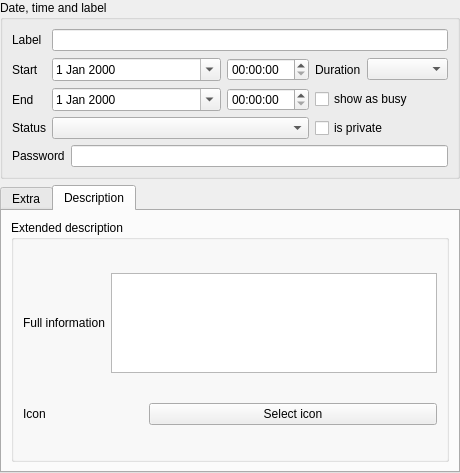
First picture: the form in libs/calendar/modelanditem/item_editor_widget.ui, repository FreeHealth/freehealth, before the edit.
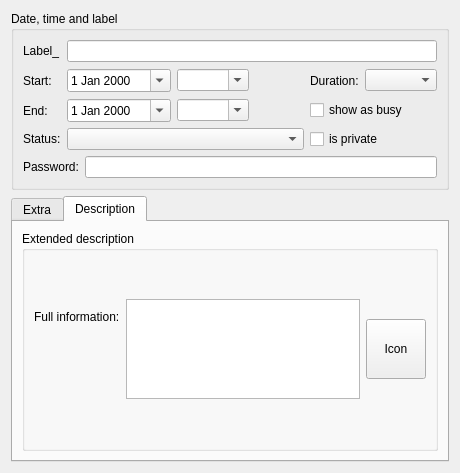
Second picture: the form after the edit. The open tabs and pages were chosen to show the change. Custom widgets are drawn as their Qt base class.

Commit message: Added TimeComboBox to replace the QTimeEdit in the Calendar ItemEditorWidget. still a bit buggy

```diff
--- a/libs/calendar/modelanditem/item_editor_widget.ui
+++ b/libs/calendar/modelanditem/item_editor_widget.ui
@@ -19,190 +19,7 @@
   <property name="windowTitle">
    <string>Form</string>
   </property>
-  <layout class="QGridLayout" name="gridLayout_4">
-   <property name="margin">
-    <number>0</number>
-   </property>
-   <item row="11" column="0">
-    <layout class="QVBoxLayout" name="endingLayout"/>
-   </item>
-   <item row="5" column="0">
-    <layout class="QVBoxLayout" name="afterDateTimeLayout">
-     <property name="spacing">
-      <number>0</number>
-     </property>
-    </layout>
-   </item>
-   <item row="3" column="0">
-    <layout class="QVBoxLayout" name="beforeDateTimeLayout">
-     <property name="spacing">
-      <number>0</number>
-     </property>
-    </layout>
-   </item>
-   <item row="6" column="0">
-    <widget class="QTabWidget" name="tabWidget">
-     <property name="currentIndex">
-      <number>0</number>
-     </property>
-     <widget class="QWidget" name="tab">
-      <attribute name="title">
-       <string>Extra</string>
-      </attribute>
-      <layout class="QGridLayout" name="gridLayout_5">
-       <item row="2" column="0">
-        <layout class="QVBoxLayout" name="afterGeneralInformationLayout">
-         <property name="spacing">
-          <number>0</number>
-         </property>
-        </layout>
-       </item>
-       <item row="0" column="0">
-        <layout class="QVBoxLayout" name="beforeGeneralInformationLayout">
-         <property name="spacing">
-          <number>0</number>
-         </property>
-        </layout>
-       </item>
-       <item row="1" column="0">
-        <widget class="QGroupBox" name="generalInformationGroup">
-         <property name="title">
-          <string>General information</string>
-         </property>
-         <layout class="QGridLayout" name="gridLayout">
-          <item row="1" column="0">
-           <widget class="QLabel" name="label_8">
-            <property name="text">
-             <string>Type</string>
-            </property>
-           </widget>
-          </item>
-          <item row="1" column="2">
-           <widget class="QComboBox" name="typeCombo"/>
-          </item>
-          <item row="2" column="0">
-           <widget class="QLabel" name="label_9">
-            <property name="text">
-             <string>Location</string>
-            </property>
-           </widget>
-          </item>
-          <item row="2" column="2">
-           <widget class="QLineEdit" name="location"/>
-          </item>
-          <item row="3" column="0">
-           <widget class="QLabel" name="label_12">
-            <property name="text">
-             <string>Calendar</string>
-            </property>
-           </widget>
-          </item>
-          <item row="3" column="2">
-           <widget class="QComboBox" name="calendarCombo"/>
-          </item>
-         </layout>
-        </widget>
-       </item>
-      </layout>
-     </widget>
-     <widget class="QWidget" name="tab_2">
-      <attribute name="title">
-       <string>Description</string>
-      </attribute>
-      <layout class="QGridLayout" name="gridLayout_6">
-       <item row="0" column="0">
-        <layout class="QVBoxLayout" name="beforeDescriptionLayout"/>
-       </item>
-       <item row="1" column="0">
-        <widget class="QGroupBox" name="descriptionGroup">
-         <property name="title">
-          <string>Extended description</string>
-         </property>
-         <layout class="QGridLayout" name="gridLayout_3">
-          <item row="1" column="0">
-           <widget class="QLabel" name="label_6">
-            <property name="sizePolicy">
-             <sizepolicy hsizetype="Fixed" vsizetype="Preferred">
-              <horstretch>0</horstretch>
-              <verstretch>0</verstretch>
-             </sizepolicy>
-            </property>
-            <property name="minimumSize">
-             <size>
-              <width>0</width>
-              <height>20</height>
-             </size>
-            </property>
-            <property name="text">
-             <string>Full information</string>
-            </property>
-           </widget>
-          </item>
-          <item row="1" column="1" colspan="2">
-           <widget class="QTextEdit" name="fullInfo">
-            <property name="minimumSize">
-             <size>
-              <width>0</width>
-              <height>50</height>
-             </size>
-            </property>
-            <property name="maximumSize">
-             <size>
-              <width>16777215</width>
-              <height>100</height>
-             </size>
-            </property>
-           </widget>
-          </item>
-          <item row="2" column="0">
-           <widget class="QLabel" name="label_10">
-            <property name="sizePolicy">
-             <sizepolicy hsizetype="Fixed" vsizetype="Preferred">
-              <horstretch>0</horstretch>
-              <verstretch>0</verstretch>
-             </sizepolicy>
-            </property>
-            <property name="minimumSize">
-             <size>
-              <width>0</width>
-              <height>20</height>
-             </size>
-            </property>
-            <property name="text">
-             <string>Icon</string>
-            </property>
-           </widget>
-          </item>
-          <item row="2" column="1">
-           <widget class="QLabel" name="iconLabel">
-            <property name="maximumSize">
-             <size>
-              <width>32</width>
-              <height>32</height>
-             </size>
-            </property>
-            <property name="text">
-             <string/>
-            </property>
-           </widget>
-          </item>
-          <item row="2" column="2">
-           <widget class="QPushButton" name="selectIconButton">
-            <property name="text">
-             <string>Select icon</string>
-            </property>
-           </widget>
-          </item>
-         </layout>
-        </widget>
-       </item>
-       <item row="2" column="0">
-        <layout class="QVBoxLayout" name="afterDescriptionLayout"/>
-       </item>
-      </layout>
-     </widget>
-    </widget>
-   </item>
+  <layout class="QGridLayout" name="gridLayout">
    <item row="0" column="0">
     <layout class="QVBoxLayout" name="beginningLayout">
      <property name="spacing">
@@ -210,7 +27,14 @@
      </property>
     </layout>
    </item>
-   <item row="4" column="0">
+   <item row="1" column="0">
+    <layout class="QVBoxLayout" name="beforeDateTimeLayout">
+     <property name="spacing">
+      <number>0</number>
+     </property>
+    </layout>
+   </item>
+   <item row="2" column="0">
     <widget class="QGroupBox" name="groupBox_2">
      <property name="title">
       <string>Date, time and label</string>
@@ -219,63 +43,14 @@
       <property name="spacing">
        <number>6</number>
       </property>
-      <item row="4" column="1" colspan="3">
-       <widget class="QComboBox" name="statusCombo"/>
-      </item>
-      <item row="2" column="3">
-       <widget class="QTimeEdit" name="startTimeEdit">
-        <property name="calendarPopup">
-         <bool>true</bool>
-        </property>
-       </widget>
-      </item>
-      <item row="1" column="0">
-       <widget class="QLabel" name="label">
-        <property name="sizePolicy">
-         <sizepolicy hsizetype="Fixed" vsizetype="Preferred">
-          <horstretch>0</horstretch>
-          <verstretch>0</verstretch>
-         </sizepolicy>
-        </property>
+      <item row="5" column="5" colspan="2">
+       <widget class="QCheckBox" name="privateCheck">
         <property name="text">
-         <string>Label</string>
+         <string>is private</string>
         </property>
        </widget>
       </item>
-      <item row="2" column="1" colspan="2">
-       <widget class="QDateEdit" name="startDateEdit">
-        <property name="calendarPopup">
-         <bool>true</bool>
-        </property>
-       </widget>
-      </item>
-      <item row="3" column="4" colspan="2">
-       <widget class="QCheckBox" name="busyCheck">
-        <property name="text">
-         <string>show as busy</string>
-        </property>
-       </widget>
-      </item>
-      <item row="1" column="1" colspan="5">
-       <widget class="QLineEdit" name="eventLabel"/>
-      </item>
-      <item row="2" column="5">
-       <widget class="QComboBox" name="durationCombo"/>
-      </item>
-      <item row="3" column="0">
-       <widget class="QLabel" name="endLabel">
-        <property name="sizePolicy">
-         <sizepolicy hsizetype="Fixed" vsizetype="Preferred">
-          <horstretch>0</horstretch>
-          <verstretch>0</verstretch>
-         </sizepolicy>
-        </property>
-        <property name="text">
-         <string>End</string>
-        </property>
-       </widget>
-      </item>
-      <item row="5" column="0" colspan="6">
+      <item row="6" column="0" colspan="7">
        <layout class="QHBoxLayout" name="horizontalLayout">
         <item>
          <widget class="QLabel" name="label_7">
@@ -298,7 +73,7 @@
            </size>
           </property>
           <property name="text">
-           <string>Password</string>
+           <string>Password:</string>
           </property>
          </widget>
         </item>
@@ -320,11 +95,8 @@
         </item>
        </layout>
       </item>
-      <item row="3" column="3">
-       <widget class="QTimeEdit" name="endTimeEdit"/>
-      </item>
-      <item row="2" column="0">
-       <widget class="QLabel" name="startLabel">
+      <item row="1" column="0">
+       <widget class="QLabel" name="label">
         <property name="sizePolicy">
          <sizepolicy hsizetype="Fixed" vsizetype="Preferred">
           <horstretch>0</horstretch>
@@ -332,18 +104,21 @@
          </sizepolicy>
         </property>
         <property name="text">
-         <string>Start</string>
+         <string>Label_</string>
         </property>
        </widget>
       </item>
-      <item row="3" column="1" colspan="2">
-       <widget class="QDateEdit" name="endDateEdit">
-        <property name="calendarPopup">
-         <bool>true</bool>
+      <item row="5" column="1" colspan="4">
+       <widget class="QComboBox" name="statusCombo"/>
+      </item>
+      <item row="4" column="5" colspan="2">
+       <widget class="QCheckBox" name="busyCheck">
+        <property name="text">
+         <string>show as busy</string>
         </property>
        </widget>
       </item>
-      <item row="2" column="4">
+      <item row="3" column="5">
        <widget class="QLabel" name="durationLabel">
         <property name="sizePolicy">
          <sizepolicy hsizetype="Fixed" vsizetype="Preferred">
@@ -364,18 +139,14 @@
          </size>
         </property>
         <property name="text">
-         <string>Duration</string>
+         <string>Duration:</string>
         </property>
        </widget>
       </item>
-      <item row="4" column="4" colspan="2">
-       <widget class="QCheckBox" name="privateCheck">
-        <property name="text">
-         <string>is private</string>
-        </property>
-       </widget>
+      <item row="3" column="6">
+       <widget class="QComboBox" name="durationCombo"/>
       </item>
-      <item row="4" column="0">
+      <item row="5" column="0">
        <widget class="QLabel" name="statusLabel">
         <property name="sizePolicy">
          <sizepolicy hsizetype="Fixed" vsizetype="Preferred">
@@ -384,15 +155,245 @@
          </sizepolicy>
         </property>
         <property name="text">
-         <string>Status</string>
+         <string>Status:</string>
+        </property>
+       </widget>
+      </item>
+      <item row="1" column="1" colspan="6">
+       <widget class="QLineEdit" name="eventLabel"/>
+      </item>
+      <item row="3" column="1" colspan="2">
+       <widget class="QDateEdit" name="startDateEdit">
+        <property name="calendarPopup">
+         <bool>true</bool>
+        </property>
+       </widget>
+      </item>
+      <item row="3" column="0">
+       <widget class="QLabel" name="startLabel">
+        <property name="sizePolicy">
+         <sizepolicy hsizetype="Fixed" vsizetype="Preferred">
+          <horstretch>0</horstretch>
+          <verstretch>0</verstretch>
+         </sizepolicy>
+        </property>
+        <property name="text">
+         <string>Start:</string>
+        </property>
+       </widget>
+      </item>
+      <item row="4" column="0">
+       <widget class="QLabel" name="endLabel">
+        <property name="sizePolicy">
+         <sizepolicy hsizetype="Fixed" vsizetype="Preferred">
+          <horstretch>0</horstretch>
+          <verstretch>0</verstretch>
+         </sizepolicy>
+        </property>
+        <property name="text">
+         <string>End:</string>
+        </property>
+       </widget>
+      </item>
+      <item row="4" column="1" colspan="2">
+       <widget class="QDateEdit" name="endDateEdit">
+        <property name="calendarPopup">
+         <bool>true</bool>
+        </property>
+       </widget>
+      </item>
+      <item row="4" column="3">
+       <widget class="Views::TimeComboBox" name="endTimeEdit">
+        <property name="editable">
+         <bool>true</bool>
+        </property>
+       </widget>
+      </item>
+      <item row="3" column="3">
+       <widget class="Views::TimeComboBox" name="startTimeEdit">
+        <property name="editable">
+         <bool>true</bool>
         </property>
        </widget>
       </item>
      </layout>
     </widget>
    </item>
+   <item row="3" column="0">
+    <layout class="QVBoxLayout" name="afterDateTimeLayout">
+     <property name="spacing">
+      <number>0</number>
+     </property>
+    </layout>
+   </item>
+   <item row="4" column="0">
+    <widget class="QTabWidget" name="tabWidget">
+     <property name="currentIndex">
+      <number>1</number>
+     </property>
+     <widget class="QWidget" name="tab">
+      <attribute name="title">
+       <string>Extra</string>
+      </attribute>
+      <layout class="QGridLayout" name="gridLayout_5">
+       <item row="2" column="0">
+        <layout class="QVBoxLayout" name="afterGeneralInformationLayout">
+         <property name="spacing">
+          <number>0</number>
+         </property>
+        </layout>
+       </item>
+       <item row="0" column="0">
+        <layout class="QVBoxLayout" name="beforeGeneralInformationLayout">
+         <property name="spacing">
+          <number>0</number>
+         </property>
+        </layout>
+       </item>
+       <item row="1" column="0">
+        <widget class="QGroupBox" name="generalInformationGroup">
+         <property name="title">
+          <string>General information</string>
+         </property>
+         <layout class="QFormLayout" name="formLayout">
+          <item row="0" column="0">
+           <widget class="QLabel" name="label_8">
+            <property name="text">
+             <string>Type:</string>
+            </property>
+           </widget>
+          </item>
+          <item row="0" column="1">
+           <widget class="QComboBox" name="typeCombo"/>
+          </item>
+          <item row="1" column="0">
+           <widget class="QLabel" name="label_9">
+            <property name="text">
+             <string>Location:</string>
+            </property>
+           </widget>
+          </item>
+          <item row="1" column="1">
+           <widget class="QLineEdit" name="location"/>
+          </item>
+          <item row="2" column="0">
+           <widget class="QLabel" name="label_12">
+            <property name="text">
+             <string>Calendar:</string>
+            </property>
+           </widget>
+          </item>
+          <item row="2" column="1">
+           <widget class="QComboBox" name="calendarCombo"/>
+          </item>
+         </layout>
+        </widget>
+       </item>
+      </layout>
+     </widget>
+     <widget class="QWidget" name="tab_2">
+      <attribute name="title">
+       <string>Description</string>
+      </attribute>
+      <layout class="QGridLayout" name="gridLayout_6">
+       <item row="2" column="0">
+        <layout class="QVBoxLayout" name="afterDescriptionLayout"/>
+       </item>
+       <item row="0" column="0">
+        <layout class="QVBoxLayout" name="beforeDescriptionLayout"/>
+       </item>
+       <item row="1" column="0">
+        <widget class="QGroupBox" name="descriptionGroup">
+         <property name="title">
+          <string>Extended description</string>
+         </property>
+         <layout class="QFormLayout" name="formLayout_2">
+          <property name="fieldGrowthPolicy">
+           <enum>QFormLayout::ExpandingFieldsGrow</enum>
+          </property>
+          <item row="0" column="0">
+           <widget class="QLabel" name="label_6">
+            <property name="sizePolicy">
+             <sizepolicy hsizetype="Fixed" vsizetype="Preferred">
+              <horstretch>0</horstretch>
+              <verstretch>0</verstretch>
+             </sizepolicy>
+            </property>
+            <property name="minimumSize">
+             <size>
+              <width>0</width>
+              <height>20</height>
+             </size>
+            </property>
+            <property name="text">
+             <string>Full information:</string>
+            </property>
+           </widget>
+          </item>
+          <item row="0" column="1">
+           <layout class="QHBoxLayout" name="horizontalLayout_2">
+            <item>
+             <widget class="QTextEdit" name="fullInfo">
+              <property name="minimumSize">
+               <size>
+                <width>0</width>
+                <height>50</height>
+               </size>
+              </property>
+              <property name="maximumSize">
+               <size>
+                <width>16777215</width>
+                <height>100</height>
+               </size>
+              </property>
+             </widget>
+            </item>
+            <item>
+             <widget class="QPushButton" name="selectIconButton">
+              <property name="sizePolicy">
+               <sizepolicy hsizetype="Fixed" vsizetype="Fixed">
+                <horstretch>0</horstretch>
+                <verstretch>0</verstretch>
+               </sizepolicy>
+              </property>
+              <property name="minimumSize">
+               <size>
+                <width>60</width>
+                <height>60</height>
+               </size>
+              </property>
+              <property name="maximumSize">
+               <size>
+                <width>60</width>
+                <height>60</height>
+               </size>
+              </property>
+              <property name="text">
+               <string>Icon</string>
+              </property>
+             </widget>
+            </item>
+           </layout>
+          </item>
+         </layout>
+        </widget>
+       </item>
+      </layout>
+     </widget>
+    </widget>
+   </item>
+   <item row="5" column="0">
+    <layout class="QVBoxLayout" name="endingLayout"/>
+   </item>
   </layout>
  </widget>
+ <customwidgets>
+  <customwidget>
+   <class>Views::TimeComboBox</class>
+   <extends>QComboBox</extends>
+   <header location="global">utils/widgets/timecombobox.h</header>
+  </customwidget>
+ </customwidgets>
  <tabstops>
   <tabstop>eventLabel</tabstop>
   <tabstop>startDateEdit</tabstop>
```
The commit also changes 4 other files.
